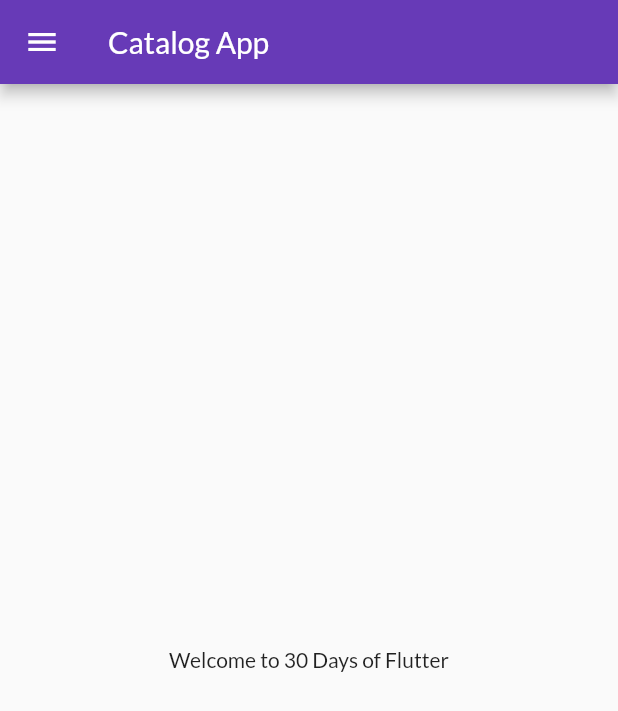
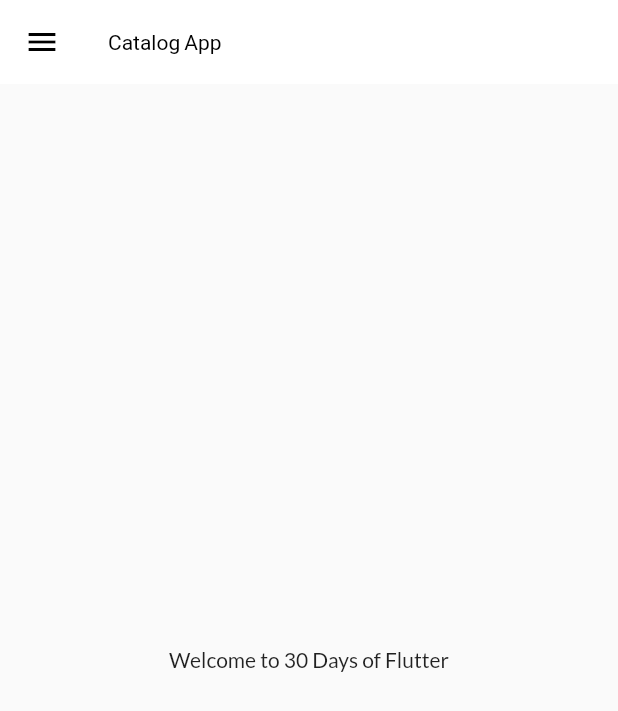
Before and after one commit to piyushvshah/flutter_catalog, a Flutter app: the screen it shows after launch, on a phone screen of 412 x 824 dp. Shown: the top 711 px of the screen. Run offline on Flutter 3.47's test engine with Material 2 defaults, Android fonts, the phone set to English and light mode, and no system bars; our stand-ins replace google_fonts.

Commit message:
Day 10 Completed

```diff
--- a/lib/main.dart
+++ b/lib/main.dart
@@ -2,7 +2,7 @@ import 'package:flutter/material.dart';
 import 'package:flutter_catalog/pages/home_page.dart';
 import 'package:flutter_catalog/pages/login_page.dart';
 import 'package:flutter_catalog/utils/routes.dart';
-import 'package:google_fonts/google_fonts.dart';
+import 'package:flutter_catalog/widgets/themes.dart';
 
 void main() {
   runApp(const MyApp());
@@ -16,9 +16,7 @@ class MyApp extends StatelessWidget {
   Widget build(BuildContext context) {
     return MaterialApp(
       themeMode: ThemeMode.system,
-      theme: ThemeData(
-          primarySwatch: Colors.deepPurple,
-          fontFamily: GoogleFonts.lato().fontFamily),
+      theme: MyThemes.lightTheme(context),
       darkTheme: ThemeData(brightness: Brightness.dark),
       routes: {
         "/": (context) => HomePage(),
--- a/lib/pages/home_page.dart
+++ b/lib/pages/home_page.dart
@@ -1,6 +1,6 @@
 import 'package:flutter/material.dart';
 
-import '../utils/drawer.dart';
+import '../widgets/drawer.dart';
 
 class HomePage extends StatelessWidget {
   const HomePage({super.key});
@@ -8,7 +8,9 @@ class HomePage extends StatelessWidget {
   @override
   Widget build(BuildContext context) {
     return Scaffold(
-      appBar: AppBar(title: Text("Catalog App")),
+      appBar: AppBar(
+        title: Text("Catalog App"),
+      ),
       body: Center(child: Text("Welcome to 30 Days of Flutter")),
       drawer: MyDrawer(),
     );
--- /dev/null
+++ b/lib/widgets/themes.dart
@@ -0,0 +1,14 @@
+import 'package:flutter/material.dart';
+import 'package:google_fonts/google_fonts.dart';
+
+class MyThemes {
+  static ThemeData lightTheme(BuildContext context) => ThemeData(
+      primarySwatch: Colors.deepPurple,
+      fontFamily: GoogleFonts.lato().fontFamily,
+      appBarTheme: AppBarTheme(
+        color: Colors.white,
+        elevation: 0,
+        titleTextStyle: TextStyle(color: Colors.black),
+        iconTheme: IconThemeData(color: Colors.black),
+      ));
+}
```
Also changed, not shown: lib/models/catalog.dart (added, +29 -0 lines), lib/widgets/drawer.dart (renamed from lib/utils/drawer.dart).
